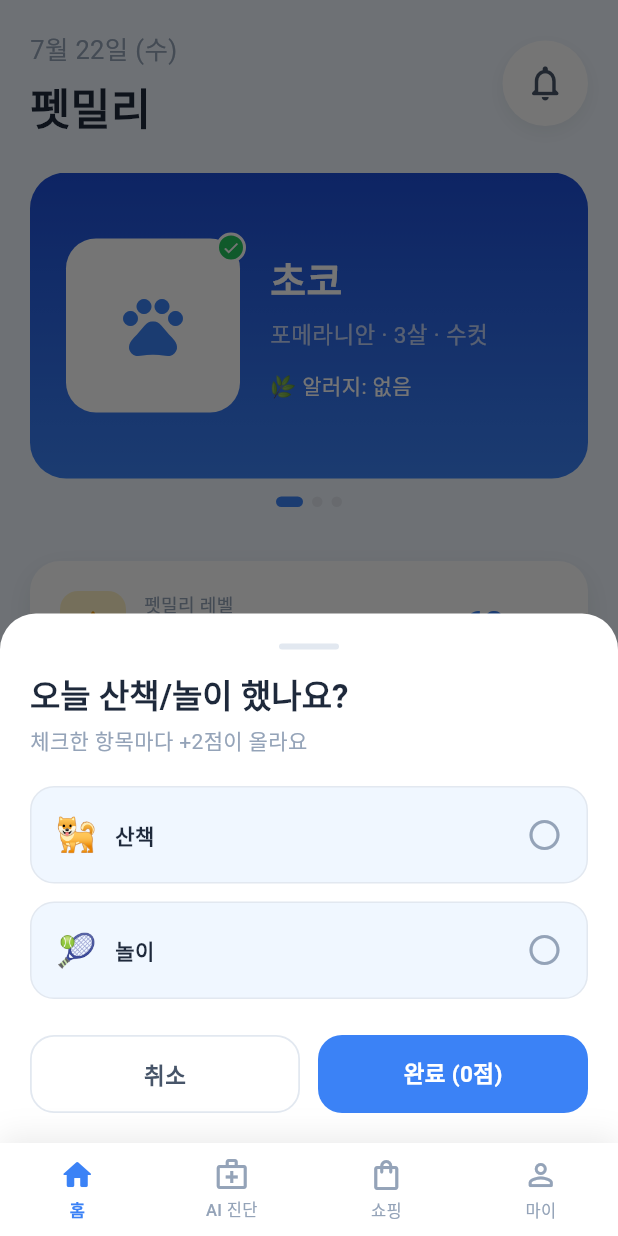
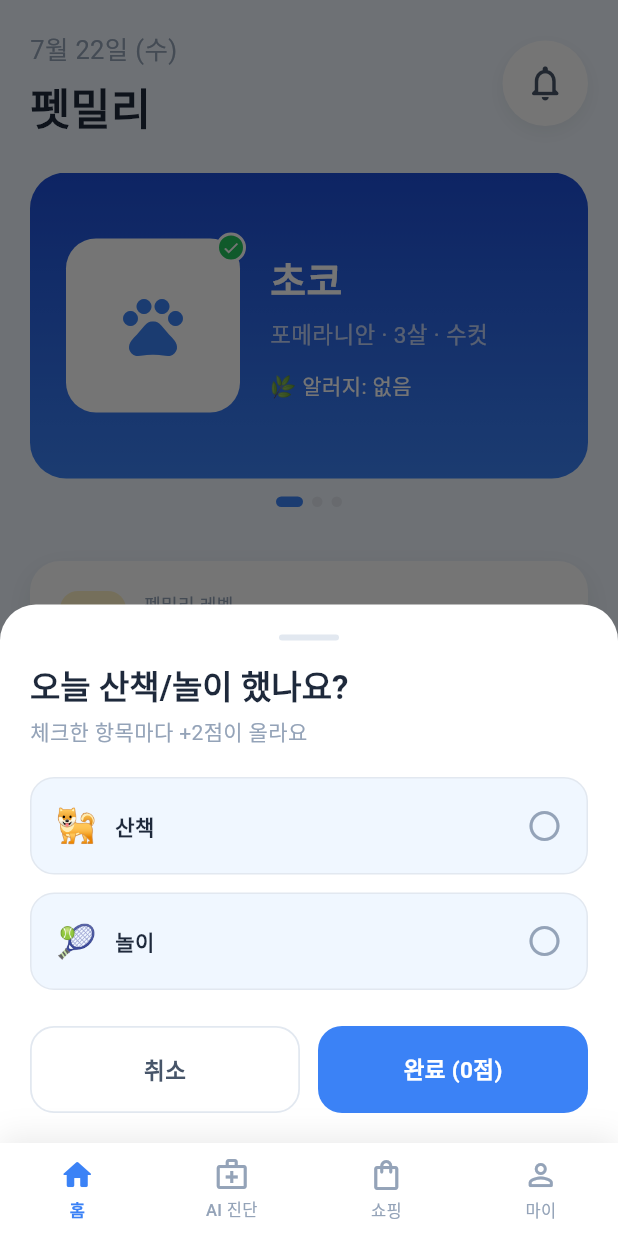
Before and after one commit to Petmily-capstone/Petmily-FE, a Flutter app: the HomePage screen opened by its route, after a tap on "산책/놀이", on a phone screen of 412 x 824 dp. Run offline on Flutter 3.47's test engine with Material 3 defaults, Android fonts, the light colour scheme and no system bars; drawn by our look-alikes of cached_network_image; our stand-ins replace flutter_riverpod, freezed_annotation, go_router; network calls fail; Roboto replaces fonts that are missing (Pretendard).

Commit message:
design: 헤더/간격 토큰 통일 및 진단 화면 컴포넌트 확대
- AppSpacing.section(36)/page(20) 토큰 추가, 전 페이지 섹션 간격·좌우 여백 통일
- GradientHeader 여백을 공통 상수로 고정(개별 화면 재정의 제거), 높이 확대
- HeaderTitle 위젯 추가(제목 29/부제 15) — 진단·쇼핑·마이페이지 헤더 타이포 통일
- PrimaryButton 높이 52 -> 58
- 진단: 카드 패딩 xl, 증상 입력 6줄, 사진 첨부/결과/이력 카드 확대

```diff
--- a/lib/core/theme/app_spacing.dart
+++ b/lib/core/theme/app_spacing.dart
@@ -7,6 +7,12 @@ abstract final class AppSpacing {
   static const double xl = 20;
   static const double xxl = 24;
   static const double xxxl = 32;
+
+  /// 화면 내 주요 섹션(카드 그룹) 사이 간격. 전 페이지 공통.
+  static const double section = 36;
+
+  /// 화면 좌우 기본 여백. 전 페이지 공통.
+  static const double page = 20;
 }
 
 /// 카드/버튼 라운드 토큰 (CLAUDE.md: 16~24 큰 라운드).
--- a/lib/core/widgets/gradient_header.dart
+++ b/lib/core/widgets/gradient_header.dart
@@ -4,31 +4,33 @@ import '../theme/theme.dart';
 
 /// primary-deep → primary 세로 그라데이션 헤더.
 ///
-/// 홈·마이페이지 등 여러 화면 상단에 공통으로 쓰는 패턴.
+/// 진단·쇼핑·마이페이지 등 모든 화면 상단에 **동일한 크기/여백**으로 쓰는 공통 헤더.
+/// 개별 화면에서 여백을 재정의하지 말고 이 기본값을 그대로 사용한다.
 class GradientHeader extends StatelessWidget {
   const GradientHeader({
     super.key,
     required this.child,
-    this.padding = const EdgeInsets.fromLTRB(
-      AppSpacing.xl,
-      AppSpacing.lg,
-      AppSpacing.xl,
-      AppSpacing.xxl,
-    ),
     this.borderRadius = const BorderRadius.vertical(
       bottom: Radius.circular(AppRadius.xxl),
     ),
   });
 
+  /// 전 페이지 공통 헤더 여백.
+  static const EdgeInsets headerPadding = EdgeInsets.fromLTRB(
+    AppSpacing.page,
+    AppSpacing.xl,
+    AppSpacing.page,
+    AppSpacing.section,
+  );
+
   final Widget child;
-  final EdgeInsetsGeometry padding;
   final BorderRadiusGeometry borderRadius;
 
   @override
   Widget build(BuildContext context) {
     return Container(
       width: double.infinity,
-      padding: padding,
+      padding: headerPadding,
       decoration: BoxDecoration(
         gradient: AppColors.headerGradient,
         borderRadius: borderRadius,
@@ -37,3 +39,42 @@ class GradientHeader extends StatelessWidget {
     );
   }
 }
+
+/// 헤더 제목/부제 타이포. 모든 페이지가 같은 크기를 쓰도록 여기서만 정의한다.
+class HeaderTitle extends StatelessWidget {
+  const HeaderTitle({super.key, required this.title, this.subtitle});
+
+  /// 헤더 제목 크기(홈 헤더와 동일).
+  static const double titleSize = 29;
+  static const double subtitleSize = 15;
+
+  final String title;
+  final String? subtitle;
+
+  @override
+  Widget build(BuildContext context) {
+    return Column(
+      crossAxisAlignment: CrossAxisAlignment.start,
+      children: [
+        Text(
+          title,
+          style: const TextStyle(
+            color: Colors.white,
+            fontSize: titleSize,
+            fontWeight: FontWeight.w800,
+          ),
+        ),
+        if (subtitle != null) ...[
+          const SizedBox(height: AppSpacing.sm),
+          Text(
+            subtitle!,
+            style: const TextStyle(
+              color: Colors.white70,
+              fontSize: subtitleSize,
+            ),
+          ),
+        ],
+      ],
+    );
+  }
+}
--- a/lib/core/widgets/primary_button.dart
+++ b/lib/core/widgets/primary_button.dart
@@ -71,7 +71,7 @@ class PrimaryButton extends StatelessWidget {
       child: ScaleTap(
         onTap: _enabled ? onPressed : null,
         child: Container(
-          height: 52,
+          height: 58,
           padding: const EdgeInsets.symmetric(horizontal: AppSpacing.xl),
           decoration: BoxDecoration(
             color: style.bg,
--- a/lib/features/diagnosis/diagnosis_page.dart
+++ b/lib/features/diagnosis/diagnosis_page.dart
@@ -72,47 +72,42 @@ class _DiagnosisPageState extends ConsumerState<DiagnosisPage> {
         padding: EdgeInsets.zero,
         children: [
           const GradientHeader(
-            child: Column(
-              crossAxisAlignment: CrossAxisAlignment.start,
-              children: [
-                Text('AI 증상 진단',
-                    style: TextStyle(
-                        color: Colors.white,
-                        fontSize: 22,
-                        fontWeight: FontWeight.w800)),
-                SizedBox(height: AppSpacing.xs),
-                Text('증상을 입력하면 AI가 상태를 살펴봐요.',
-                    style: TextStyle(color: Colors.white70, fontSize: 13)),
-              ],
+            child: HeaderTitle(
+              title: 'AI 증상 진단',
+              subtitle: '증상을 입력하면 AI가 상태를 살펴봐요.',
             ),
           ),
           Padding(
-            padding: const EdgeInsets.all(AppSpacing.xl),
+            padding: const EdgeInsets.fromLTRB(AppSpacing.page,
+                AppSpacing.section, AppSpacing.page, AppSpacing.section),
             child: Column(
               crossAxisAlignment: CrossAxisAlignment.start,
               children: [
                 AppCard(
+                  padding: const EdgeInsets.all(AppSpacing.xl),
                   child: Column(
                     crossAxisAlignment: CrossAxisAlignment.start,
                     children: [
                       Text('${pet.name}의 증상',
-                          style: Theme.of(context).textTheme.titleMedium),
-                      const SizedBox(height: AppSpacing.md),
+                          style: Theme.of(context).textTheme.titleLarge),
+                      const SizedBox(height: AppSpacing.lg),
                       TextField(
                         controller: _symptom,
-                        maxLines: 4,
+                        maxLines: 6,
                         decoration: InputDecoration(
                           hintText: '예: 어제부터 기침을 하고 밥을 잘 안 먹어요.',
                           filled: true,
                           fillColor: AppColors.background,
+                          contentPadding:
+                              const EdgeInsets.all(AppSpacing.lg),
                           border: OutlineInputBorder(
                             borderRadius:
-                                BorderRadius.circular(AppRadius.md),
+                                BorderRadius.circular(AppRadius.lg),
                             borderSide: BorderSide.none,
                           ),
                         ),
                       ),
-                      const SizedBox(height: AppSpacing.md),
+                      const SizedBox(height: AppSpacing.lg),
                       // TODO: 진단 사진 업로드 연동.
                       ScaleTap(
                         onTap: () => ScaffoldMessenger.of(context).showSnackBar(
@@ -121,9 +116,9 @@ class _DiagnosisPageState extends ConsumerState<DiagnosisPage> {
                         child: Container(
                           width: double.infinity,
                           padding: const EdgeInsets.symmetric(
-                              vertical: AppSpacing.md),
+                              vertical: AppSpacing.xl),
                           decoration: BoxDecoration(
-                            borderRadius: BorderRadius.circular(AppRadius.md),
+                            borderRadius: BorderRadius.circular(AppRadius.lg),
                             border: Border.all(
                               color: AppColors.border,
                               style: BorderStyle.solid,
@@ -133,16 +128,17 @@ class _DiagnosisPageState extends ConsumerState<DiagnosisPage> {
                             mainAxisAlignment: MainAxisAlignment.center,
                             children: [
                               Icon(Icons.add_a_photo_outlined,
-                                  size: 18, color: AppColors.textMuted),
+                                  size: 22, color: AppColors.textMuted),
                               SizedBox(width: AppSpacing.sm),
                               Text('사진 첨부 (선택)',
-                                  style:
-                                      TextStyle(color: AppColors.textMuted)),
+                                  style: TextStyle(
+                                      color: AppColors.textMuted,
+                                      fontSize: 15)),
                             ],
                           ),
                         ),
                       ),
-                      const SizedBox(height: AppSpacing.lg),
+                      const SizedBox(height: AppSpacing.xl),
                       PrimaryButton(
                         label: 'AI 진단 받기',
                         loading: diag.isSubmitting,
@@ -152,17 +148,17 @@ class _DiagnosisPageState extends ConsumerState<DiagnosisPage> {
                   ),
                 ),
                 if (diag.latest != null) ...[
-                  const SizedBox(height: AppSpacing.xl),
+                  const SizedBox(height: AppSpacing.section),
                   _ResultCard(diagnosis: diag.latest!),
                 ],
                 if (_pastHistory(diag).isNotEmpty) ...[
-                  const SizedBox(height: AppSpacing.xxl),
+                  const SizedBox(height: AppSpacing.section),
                   Text('진단 이력',
                       style: Theme.of(context).textTheme.titleLarge),
-                  const SizedBox(height: AppSpacing.md),
+                  const SizedBox(height: AppSpacing.lg),
                   for (final d in _pastHistory(diag)) ...[
                     _HistoryTile(diagnosis: d),
-                    const SizedBox(height: AppSpacing.md),
+                    const SizedBox(height: AppSpacing.lg),
                   ],
                 ],
               ],
@@ -187,12 +183,13 @@ class _ResultCard extends StatelessWidget {
   @override
   Widget build(BuildContext context) {
     return AppCard(
+      padding: const EdgeInsets.all(AppSpacing.xl),
       child: Column(
         crossAxisAlignment: CrossAxisAlignment.start,
         children: [
           Row(
             children: [
-              const Icon(Icons.auto_awesome, color: AppColors.primary, size: 20),
+              const Icon(Icons.auto_awesome, color: AppColors.primary, size: 22),
               const SizedBox(width: AppSpacing.sm),
               const Text('진단 결과',
                   style: TextStyle(fontWeight: FontWeight.w700)),
@@ -243,7 +240,7 @@ class _HistoryTile extends StatelessWidget {
   @override
   Widget build(BuildContext context) {
     return AppCard(
-      padding: const EdgeInsets.all(AppSpacing.lg),
+      padding: const EdgeInsets.all(AppSpacing.xl),
       child: Row(
         children: [
           Expanded(
@@ -253,11 +250,12 @@ class _HistoryTile extends StatelessWidget {
                 Text(diagnosis.resultTitle,
                     maxLines: 1,
                     overflow: TextOverflow.ellipsis,
-                    style: const TextStyle(fontWeight: FontWeight.w600)),
-                const SizedBox(height: 2),
+                    style: const TextStyle(
+                        fontWeight: FontWeight.w600, fontSize: 16)),
+                const SizedBox(height: AppSpacing.xs),
                 Text(Formatters.dateDot(diagnosis.createdAt),
                     style: const TextStyle(
-                        fontSize: 12, color: AppColors.textMuted)),
+                        fontSize: 13, color: AppColors.textMuted)),
               ],
             ),
           ),
--- a/lib/features/home/home_page.dart
+++ b/lib/features/home/home_page.dart
@@ -46,19 +46,19 @@ class _HomeContent extends ConsumerWidget {
   Widget build(BuildContext context, WidgetRef ref) {
     final check = state.todayCheck;
     return ListView(
-      padding: const EdgeInsets.fromLTRB(
-          AppSpacing.xl, AppSpacing.xl, AppSpacing.xl, 40),
+      padding: const EdgeInsets.fromLTRB(AppSpacing.page, AppSpacing.xl,
+          AppSpacing.page, AppSpacing.section),
       children: [
         const _TopBar(),
         const SizedBox(height: AppSpacing.xxl),
         _PetCarousel(state: state),
-        const SizedBox(height: 36),
+        const SizedBox(height: AppSpacing.section),
         _LevelCard(pet: pet),
-        const SizedBox(height: 36),
+        const SizedBox(height: AppSpacing.section),
         _QuickCheckSection(check: check),
-        const SizedBox(height: 36),
+        const SizedBox(height: AppSpacing.section),
         _AiCommentCard(pet: pet),
-        const SizedBox(height: 40),
+        const SizedBox(height: AppSpacing.section),
         const _HealthContentSection(),
       ],
     );
--- a/lib/features/mypage/mypage_page.dart
+++ b/lib/features/mypage/mypage_page.dart
@@ -32,38 +32,26 @@ class MyPage extends ConsumerWidget {
             child: Row(
               children: [
                 Container(
-                  width: 60,
-                  height: 60,
+                  width: 72,
+                  height: 72,
                   decoration: const BoxDecoration(
                       color: Colors.white, shape: BoxShape.circle),
-                  child: const Icon(Icons.person, color: AppColors.primary),
+                  child: const Icon(Icons.person,
+                      color: AppColors.primary, size: 34),
                 ),
                 const SizedBox(width: AppSpacing.lg),
                 Expanded(
-                  child: Column(
-                    crossAxisAlignment: CrossAxisAlignment.start,
-                    children: [
-                      Text(
-                        user?.name ?? '게스트',
-                        style: const TextStyle(
-                            color: Colors.white,
-                            fontSize: 20,
-                            fontWeight: FontWeight.w800),
-                      ),
-                      const SizedBox(height: 2),
-                      Text(
-                        user?.email ?? '',
-                        style: const TextStyle(
-                            color: Colors.white70, fontSize: 13),
-                      ),
-                    ],
+                  child: HeaderTitle(
+                    title: user?.name ?? '게스트',
+                    subtitle: user?.email ?? '',
                   ),
                 ),
               ],
             ),
           ),
           Padding(
-            padding: const EdgeInsets.all(AppSpacing.xl),
+            padding: const EdgeInsets.fromLTRB(AppSpacing.page,
+                AppSpacing.section, AppSpacing.page, AppSpacing.section),
             child: Column(
               crossAxisAlignment: CrossAxisAlignment.start,
               children: [
@@ -79,24 +67,24 @@ class MyPage extends ConsumerWidget {
                     ),
                   ],
                 ),
-                const SizedBox(height: AppSpacing.sm),
+                const SizedBox(height: AppSpacing.md),
                 if (pets.isEmpty)
                   const Text('등록된 반려동물이 없어요.',
                       style: TextStyle(color: AppColors.textMuted))
                 else
                   for (final pet in pets) ...[
                     _PetRow(pet: pet),
-                    const SizedBox(height: AppSpacing.md),
+                    const SizedBox(height: AppSpacing.lg),
                   ],
+                const SizedBox(height: AppSpacing.section),
+                Text('설정', style: Theme.of(context).textTheme.titleLarge),
+                const SizedBox(height: AppSpacing.md),
+                const _MenuTile(icon: Icons.notifications_outlined, label: '알림 설정'),
                 const SizedBox(height: AppSpacing.lg),
-                Text('설정', style: Theme.of(context).textTheme.titleLarge),
-                const SizedBox(height: AppSpacing.sm),
-                const _MenuTile(icon: Icons.notifications_outlined, label: '알림 설정'),
-                const SizedBox(height: AppSpacing.md),
                 const _MenuTile(icon: Icons.headset_mic_outlined, label: '고객센터'),
-                const SizedBox(height: AppSpacing.md),
+                const SizedBox(height: AppSpacing.lg),
                 const _MenuTile(icon: Icons.info_outline, label: '앱 정보'),
-                const SizedBox(height: AppSpacing.xl),
+                const SizedBox(height: AppSpacing.section),
                 PrimaryButton(
                   label: '로그아웃',
                   variant: AppButtonVariant.ghost,
--- a/lib/features/shop/shop_page.dart
+++ b/lib/features/shop/shop_page.dart
@@ -35,19 +35,10 @@ class ShopPage extends ConsumerWidget {
                 Row(
                   children: [
                     Expanded(
-                      child: Column(
-                        crossAxisAlignment: CrossAxisAlignment.start,
-                        children: [
-                          const Text('성분 분석 쇼핑',
-                              style: TextStyle(
-                                  color: Colors.white70, fontSize: 13)),
-                          const SizedBox(height: 2),
-                          Text('$speciesEmoji ${pet?.name ?? '우리 아이'}의 푸드 가이드',
-                              style: const TextStyle(
-                                  color: Colors.white,
-                                  fontSize: 20,
-                                  fontWeight: FontWeight.w800)),
-                        ],
+                      child: HeaderTitle(
+                        title:
+                            '$speciesEmoji ${pet?.name ?? '우리 아이'}의 푸드 가이드',
+                        subtitle: '성분 분석 쇼핑',
                       ),
                     ),
                     _CartButton(
```
